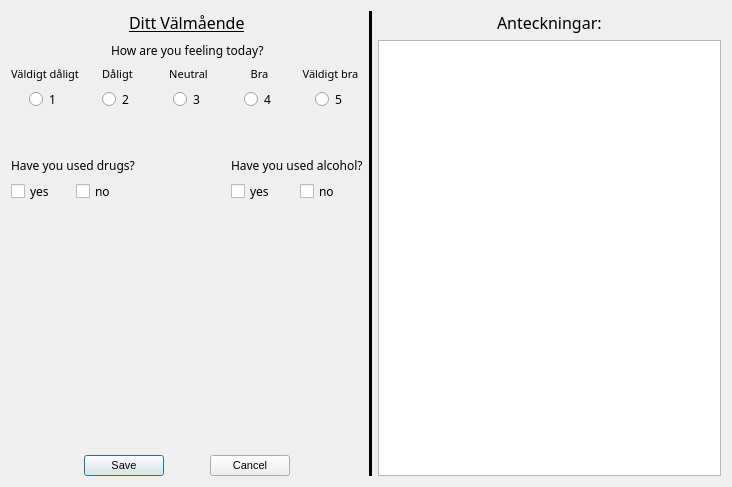
Above: Registrate.ui from CopycatPandaExpressChowMein/Agile-Development-Project-2025 before the change. Below: the same form after it.
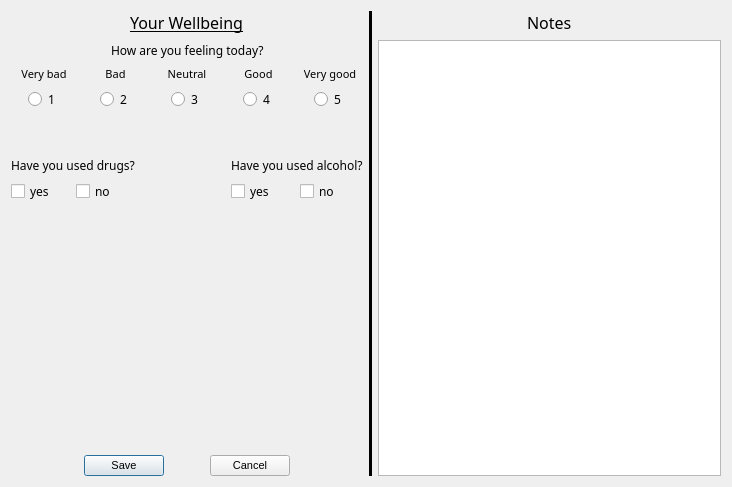
That is the form after the change.

What changed in the file:
```diff
--- a/Registrate.ui
+++ b/Registrate.ui
@@ -46,7 +46,7 @@
           </font>
          </property>
          <property name="text">
-          <string>Ditt Välmående</string>
+          <string>Your Wellbeing</string>
          </property>
         </widget>
        </item>
@@ -138,7 +138,7 @@
               <enum>Qt::LeftToRight</enum>
              </property>
              <property name="text">
-              <string>Väldigt dåligt</string>
+              <string>Very bad</string>
              </property>
              <property name="alignment">
               <set>Qt::AlignCenter</set>
@@ -210,7 +210,7 @@
               <enum>Qt::LeftToRight</enum>
              </property>
              <property name="text">
-              <string>Dåligt</string>
+              <string>Bad</string>
              </property>
              <property name="alignment">
               <set>Qt::AlignCenter</set>
@@ -342,7 +342,7 @@
               <enum>Qt::LeftToRight</enum>
              </property>
              <property name="text">
-              <string>Bra</string>
+              <string>Good</string>
              </property>
              <property name="alignment">
               <set>Qt::AlignCenter</set>
@@ -408,7 +408,7 @@
               <enum>Qt::LeftToRight</enum>
              </property>
              <property name="text">
-              <string>Väldigt bra</string>
+              <string>Very good</string>
              </property>
              <property name="alignment">
               <set>Qt::AlignCenter</set>
@@ -723,7 +723,7 @@
             </font>
            </property>
            <property name="text">
-            <string>Anteckningar:</string>
+            <string>Notes</string>
            </property>
           </widget>
          </item>
```
Left out of the diff: 2 changed lines with no effect on the pictures.
